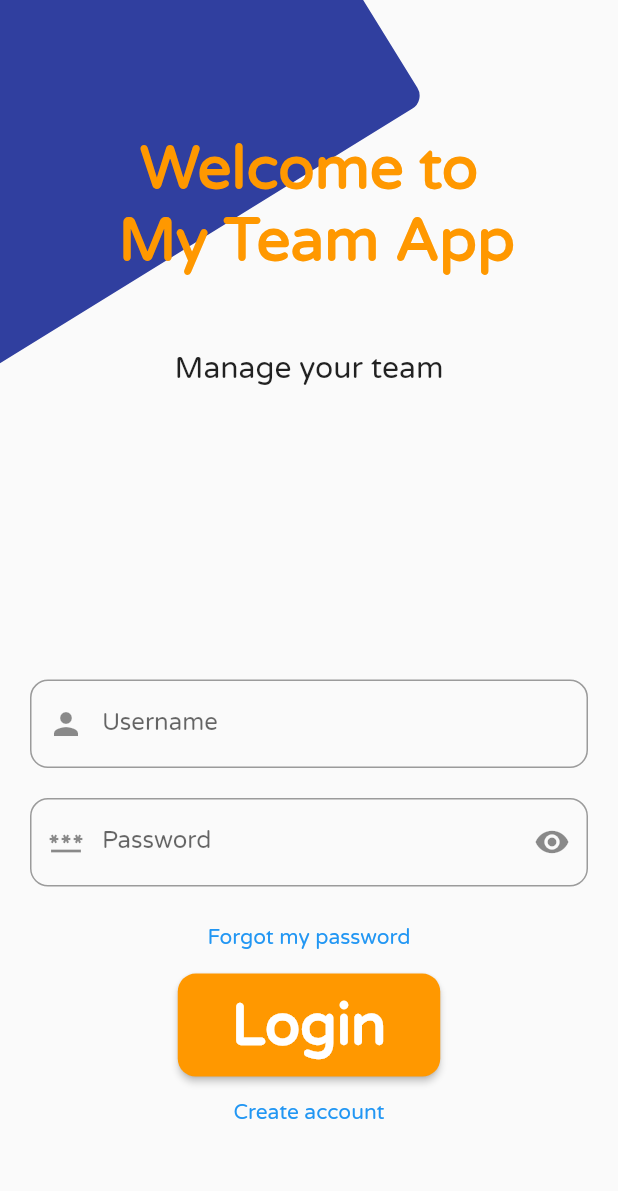
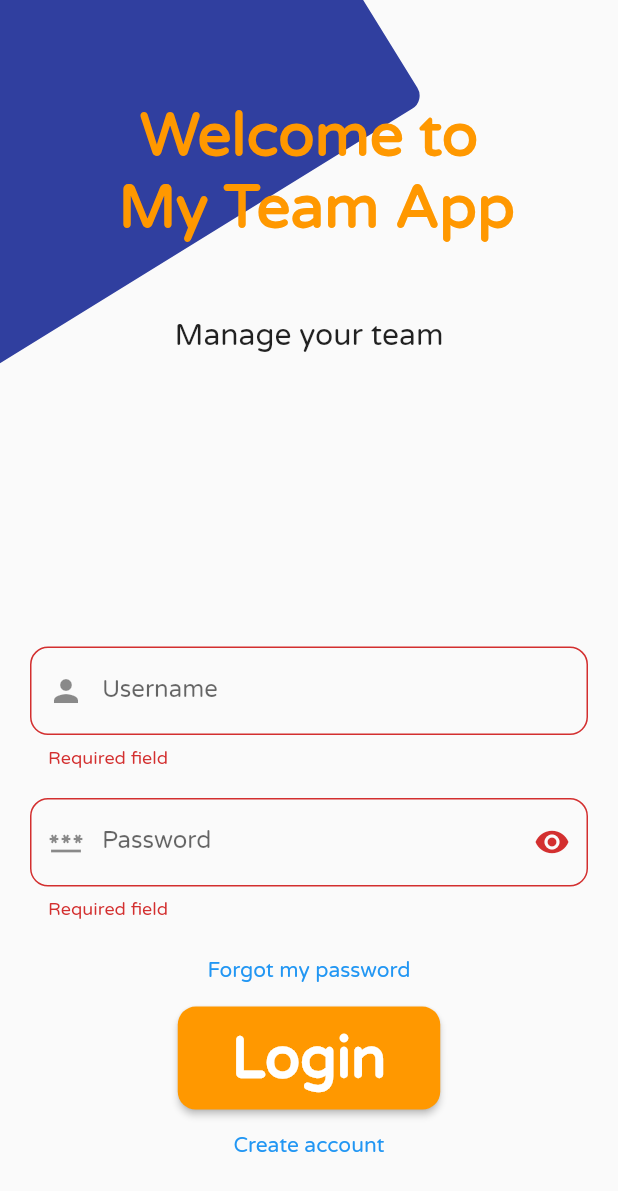
Before and after one commit to carlrey9/my_team_app, a Flutter app: the screen it shows after launch, after a tap on "Login", on a phone screen of 412 x 824 dp. Shown: the top 1191 px of the screen. Run offline on Flutter 3.47's test engine with Material 2 defaults, Android fonts, the light colour scheme and no system bars; our stand-ins replace animate_do, firebase_auth, firebase_core; accounts and stored records are empty.

Commit message:
Se modifican errores y se puede hacer login

```diff
--- a/lib/main.dart
+++ b/lib/main.dart
@@ -1,3 +1,4 @@
+import 'package:firebase_core/firebase_core.dart';
 import 'package:flutter/material.dart';
 import 'package:flutter_localizations/flutter_localizations.dart';
 import 'package:my_team_app/models/user.dart';
@@ -13,10 +14,18 @@ void main() => runApp(MyApp());
 class MyApp extends StatelessWidget {
   @override
   Widget build(BuildContext context) {
+    return FutureBuilder(
+      future: Firebase.initializeApp(),
+      builder: (context, snapshot) {
+        if (snapshot.hasError) {
+          return Scaffold(
+            body: Center(child: Text("Error")),
+          );
+        } else {
           return MultiProvider(
             providers: [
-        Provider<UserProvider>(create: (_) => UserProvider()),
-        Provider<ProLogin>(create: (_) => ProLogin()),
+              ChangeNotifierProvider(create: (context) => ProLogin()),
+              ChangeNotifierProvider(create: (context) => UserProvider()),
             ],
             child: MaterialApp(
               theme: ThemeData(fontFamily: 'VarelaRound'),
@@ -32,4 +41,7 @@ class MyApp extends StatelessWidget {
             ),
           );
         }
+      },
+    );
   }
+}
--- a/lib/screens/login/login_controller.dart
+++ b/lib/screens/login/login_controller.dart
@@ -1,21 +1,36 @@
 import 'package:flutter/src/widgets/framework.dart';
 import 'package:my_team_app/generated/l10n.dart';
 import 'package:my_team_app/services/firebase/firestore/crud_user.dart';
+import 'package:provider/provider.dart';
+
+import '../../models/user.dart';
+import '../../services/providers/pro_login.dart';
 
 class LoginController {
-  String validateFieldEmail(String? value, BuildContext context) {
-    if (value != null) {
-      if (value.isEmpty) {
-        return S.of(context).requiredField;
-      } else {
-        return "";
-      }
+  validateFieldEmail(
+    String value,
+    BuildContext context,
+  ) {
+    if (value.isEmpty) {
+      return S.of(context).requiredField;
     } else {
-      return "";
+      return null;
     }
   }
 
-  void loginCorreo(String email, String password) async {
-    await CrudUser().login(email, password);
+  Future<void> loginCorreo(
+      BuildContext context, UserProvider userProvider) async {
+    await CrudUser().login(userProvider.email, userProvider.password);
+  }
+
+  validateFieldPassword(
+    String value,
+    BuildContext context,
+  ) {
+    if (value.isEmpty) {
+      return S.of(context).requiredField;
+    } else {
+      return null;
+    }
   }
 }
--- a/lib/screens/login/login_screen.dart
+++ b/lib/screens/login/login_screen.dart
@@ -1,4 +1,5 @@
 import 'package:animate_do/animate_do.dart';
+import 'package:firebase_auth/firebase_auth.dart';
 import 'package:flutter/material.dart';
 import 'package:my_team_app/generated/l10n.dart';
 import 'package:my_team_app/models/user.dart';
@@ -20,13 +21,14 @@ class LoginScreen extends StatefulWidget {
 
 class _LoginScreenState extends State<LoginScreen> {
   final GlobalKey<FormState> _formKey = GlobalKey<FormState>();
+  late double _height;
+  late double _width;
+  late UserProvider _userProvider;
+  late ProLogin _proLogin;
 
   @override
   Widget build(BuildContext context) {
-    final double _height = MediaQuery.of(context).size.height;
-    final double _width = MediaQuery.of(context).size.width;
-
-    UserProvider userProvider = Provider.of<UserProvider>(context);
+    _defVariables();
 
     return Scaffold(
       body: Stack(children: [
@@ -39,14 +41,14 @@ class _LoginScreenState extends State<LoginScreen> {
                 key: _formKey,
                 child: Column(
                   children: [
-                    Tittle(),
-                    Subtittle(),
+                    _tittle(),
+                    _subtittle(),
                     SizedBox(height: _height / 5),
-                    FieldEmail(),
-                    FieldPassword(),
-                    BtnForgotMyPassword(),
-                    BtnLogin(),
-                    BtnCreateAccount(),
+                    _fieldEmail(),
+                    _fieldPassword(),
+                    _btnForgotMyPassword(),
+                    _btnLogin(),
+                    _btnCreateAccount(),
                   ],
                 ),
               ),
@@ -56,43 +58,31 @@ class _LoginScreenState extends State<LoginScreen> {
       ]),
     );
   }
-}
 
-class Tittle extends StatelessWidget {
-  const Tittle({Key? key}) : super(key: key);
+  Widget _tittle() {
+    return Container(
+      padding: EdgeInsets.symmetric(vertical: 30),
+      child: TittleLogin(text: S.of(context).welcomeMyTeamApp),
+    );
+  }
 
-  @override
-  Widget build(BuildContext context) {
-    return Container(
-        padding: EdgeInsets.symmetric(vertical: 30),
-        child: TittleLogin(text: S.of(context).welcomeMyTeamApp));
-  }
-}
-
-class Subtittle extends StatelessWidget {
-  const Subtittle({Key? key}) : super(key: key);
-
-  @override
-  Widget build(BuildContext context) {
+  Widget _subtittle() {
     return Container(
       margin: EdgeInsets.all(20),
       child: SubTittleLogin(text: S.of(context).manageYourTeam),
     );
   }
-}
 
-class FieldEmail extends StatelessWidget {
-  const FieldEmail({Key? key}) : super(key: key);
-
-  @override
-  Widget build(BuildContext context) {
+  Widget _fieldEmail() {
     return Container(
       margin: EdgeInsets.symmetric(vertical: 10),
       child: TextFormField(
         validator: (value) {
-          LoginController().validateFieldEmail(value, context);
+          return LoginController().validateFieldEmail(value ?? "", context);
         },
-        onSaved: (value) {},
+        onSaved: (value) {
+          _userProvider.email = value ?? "";
+        },
         decoration: InputDecoration(
           prefixIcon: Icon(Icons.person),
           fillColor: Colors.white,
@@ -105,24 +95,23 @@ class FieldEmail extends StatelessWidget {
       ),
     );
   }
-}
 
-class FieldPassword extends StatelessWidget {
-  const FieldPassword({Key? key}) : super(key: key);
-
-  @override
-  Widget build(BuildContext context) {
-    ProLogin proLogin = Provider.of<ProLogin>(context);
-
+  Widget _fieldPassword() {
     return Container(
       margin: EdgeInsets.symmetric(vertical: 10),
       child: TextFormField(
-        obscureText: proLogin.isObscure,
+        validator: (value) {
+          return LoginController().validateFieldPassword(value ?? "", context);
+        },
+        onSaved: (value) {
+          _userProvider.password = value ?? "";
+        },
+        obscureText: _proLogin.isObscure,
         decoration: InputDecoration(
           prefixIcon: Icon(Icons.password),
           suffixIcon: InkWell(
               onTap: () {
-                proLogin.isObscure = !proLogin.isObscure;
+                _proLogin.isObscure = !_proLogin.isObscure;
               },
               child: Icon(Icons.remove_red_eye)),
           fillColor: Colors.white,
@@ -137,27 +126,15 @@ class FieldPassword extends StatelessWidget {
       ),
     );
   }
-}
 
-class BtnForgotMyPassword extends StatelessWidget {
-  const BtnForgotMyPassword({Key? key}) : super(key: key);
-
-  @override
-  Widget build(BuildContext context) {
+  Widget _btnForgotMyPassword() {
     return TextButton(
       onPressed: () {},
       child: Text(S.of(context).forgotMyPassword),
     );
   }
-}
 
-class BtnLogin extends StatelessWidget {
-  const BtnLogin({Key? key}) : super(key: key);
-
-  @override
-  Widget build(BuildContext context) {
-    final double _height = MediaQuery.of(context).size.height;
-    final double _width = MediaQuery.of(context).size.width;
+  Widget _btnLogin() {
     return MaterialButton(
       onPressed: () {
         _clickLogin();
@@ -181,20 +158,25 @@ class BtnLogin extends StatelessWidget {
     );
   }
 
-  void _clickLogin() {
-    LoginController().loginCorreo("email", "");
+  void _clickLogin() async {
+    if (_formKey.currentState!.validate()) {
+      _formKey.currentState!.save();
+      await LoginController().loginCorreo(context, _userProvider);
+    }
   }
-}
 
-class BtnCreateAccount extends StatelessWidget {
-  const BtnCreateAccount({Key? key}) : super(key: key);
-
-  @override
-  Widget build(BuildContext context) {
+  Widget _btnCreateAccount() {
     return TextButton(
       onPressed: () {},
       child: Text(S.of(context).creatteAccount),
     );
+  }
+
+  void _defVariables() {
+    _height = MediaQuery.of(context).size.height;
+    _width = MediaQuery.of(context).size.width;
+    _userProvider = Provider.of<UserProvider>(context);
+    _proLogin = Provider.of<ProLogin>(context);
   }
 }
 
--- a/lib/services/firebase/firestore/crud_user.dart
+++ b/lib/services/firebase/firestore/crud_user.dart
@@ -23,7 +23,7 @@ class CrudUser {
       return user;
     } on SocketException {
     } catch (e) {
-      log("error: " + e.toString());
+      log("Error in login/CrudUser: " + e.toString());
     }
   }
 }
--- a/lib/services/providers/pro_login.dart
+++ b/lib/services/providers/pro_login.dart
@@ -4,6 +4,7 @@ import 'package:flutter/cupertino.dart';
 
 class ProLogin with ChangeNotifier {
   bool _isObscure = true;
+  var _keyForm;
 
   bool get isObscure => _isObscure;
 
@@ -12,4 +13,12 @@ class ProLogin with ChangeNotifier {
     log("isObscure = " + isObscure.toString());
     notifyListeners();
   }
+
+  get keyForm => _keyForm;
+
+  set keyForm(keyForm) {
+    this._keyForm = keyForm;
+    log("keyForm = " + keyForm.toString());
+    notifyListeners();
+  }
 }
```
Lines whose indentation alone changed are shown as unchanged.
